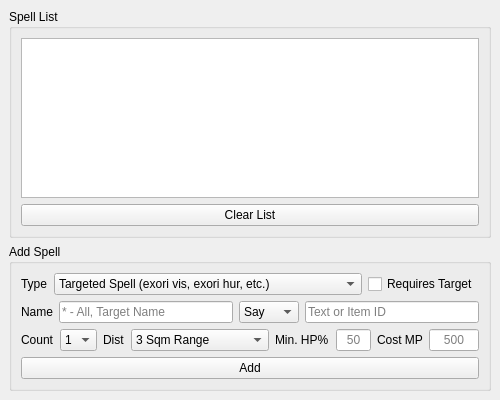
This is MVC/View/Spells/SpellsView.ui in enzerah/EasyBot_GUI as Qt 5 draws it before an edit. The edited form follows.
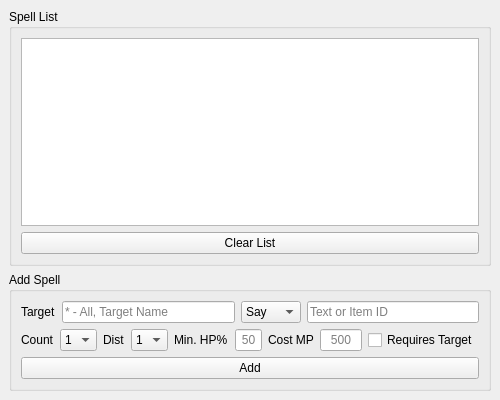
This is the edited form.

What changed in the file:
```diff
--- a/MVC/View/Spells/SpellsView.ui
+++ b/MVC/View/Spells/SpellsView.ui
@@ -82,64 +82,6 @@
        <string>Add Spell</string>
       </property>
       <layout class="QVBoxLayout" name="verticalLayout_4">
-       <item>
-        <layout class="QHBoxLayout" name="horizontalLayout">
-         <item>
-          <widget class="QLabel" name="label_8">
-           <property name="sizePolicy">
-            <sizepolicy hsizetype="Fixed" vsizetype="Fixed">
-             <horstretch>0</horstretch>
-             <verstretch>0</verstretch>
-            </sizepolicy>
-           </property>
-           <property name="text">
-            <string>Type</string>
-           </property>
-          </widget>
-         </item>
-         <item>
-          <widget class="QComboBox" name="type_comboBox">
-           <property name="sizePolicy">
-            <sizepolicy hsizetype="Minimum" vsizetype="Fixed">
-             <horstretch>0</horstretch>
-             <verstretch>0</verstretch>
-            </sizepolicy>
-           </property>
-           <property name="currentIndex">
-            <number>1</number>
-           </property>
-           <item>
-            <property name="text">
-             <string>Absolute Spell (exori, exori gran, etc)</string>
-            </property>
-           </item>
-           <item>
-            <property name="text">
-             <string>Targeted Spell (exori vis, exori hur, etc.)</string>
-            </property>
-           </item>
-           <item>
-            <property name="text">
-             <string>Area Rune (avalanche, great fireball, etc)</string>
-            </property>
-           </item>
-          </widget>
-         </item>
-         <item>
-          <widget class="QCheckBox" name="requiresTarget_checkBox">
-           <property name="sizePolicy">
-            <sizepolicy hsizetype="Fixed" vsizetype="Fixed">
-             <horstretch>0</horstretch>
-             <verstretch>0</verstretch>
-            </sizepolicy>
-           </property>
-           <property name="text">
-            <string>Requires Target</string>
-           </property>
-          </widget>
-         </item>
-        </layout>
-       </item>
        <item>
         <layout class="QHBoxLayout" name="horizontalLayout_3">
          <item>
@@ -157,12 +99,12 @@
             </size>
            </property>
            <property name="text">
-            <string>Name</string>
+            <string>Target</string>
            </property>
           </widget>
          </item>
          <item>
-          <widget class="QLineEdit" name="name_lineEdit">
+          <widget class="QLineEdit" name="targetName_lineEdit">
            <property name="sizePolicy">
             <sizepolicy hsizetype="Minimum" vsizetype="Fixed">
              <horstretch>0</horstretch>
@@ -175,7 +117,7 @@
           </widget>
          </item>
          <item>
-          <widget class="QComboBox" name="spell_comboBox">
+          <widget class="QComboBox" name="option_comboBox">
            <property name="sizePolicy">
             <sizepolicy hsizetype="Fixed" vsizetype="Fixed">
              <horstretch>0</horstretch>
@@ -195,7 +137,7 @@
           </widget>
          </item>
          <item>
-          <widget class="QLineEdit" name="spell_lineEdit">
+          <widget class="QLineEdit" name="spellName_lineEdit">
            <property name="sizePolicy">
             <sizepolicy hsizetype="Minimum" vsizetype="Fixed">
              <horstretch>0</horstretch>
@@ -293,47 +235,47 @@
          <item>
           <widget class="QComboBox" name="dist_comboBox">
            <property name="sizePolicy">
-            <sizepolicy hsizetype="Minimum" vsizetype="Fixed">
+            <sizepolicy hsizetype="Fixed" vsizetype="Fixed">
              <horstretch>0</horstretch>
              <verstretch>0</verstretch>
             </sizepolicy>
            </property>
            <property name="currentIndex">
-            <number>2</number>
+            <number>0</number>
            </property>
            <item>
             <property name="text">
-             <string>1 Sqm Range</string>
+             <string>1</string>
             </property>
            </item>
            <item>
             <property name="text">
-             <string>2 Sqm Range</string>
+             <string>2</string>
             </property>
            </item>
            <item>
             <property name="text">
-             <string>3 Sqm Range</string>
+             <string>3</string>
             </property>
            </item>
            <item>
             <property name="text">
-             <string>4 Sqm Range</string>
+             <string>4</string>
             </property>
            </item>
            <item>
             <property name="text">
-             <string>5 Sqm Range</string>
+             <string>5</string>
             </property>
            </item>
            <item>
             <property name="text">
-             <string>6 Sqm Range</string>
+             <string>6</string>
             </property>
            </item>
            <item>
             <property name="text">
-             <string>7 Sqm Range</string>
+             <string>7</string>
             </property>
            </item>
           </widget>
@@ -358,7 +300,7 @@
           </widget>
          </item>
          <item>
-          <widget class="QLineEdit" name="playerHp_lineEdit">
+          <widget class="QLineEdit" name="minHp_lineEdit">
            <property name="sizePolicy">
             <sizepolicy hsizetype="Maximum" vsizetype="Fixed">
              <horstretch>0</horstretch>
@@ -396,7 +338,7 @@
           </widget>
          </item>
          <item>
-          <widget class="QLineEdit" name="playerMp_lineEdit">
+          <widget class="QLineEdit" name="costMp_lineEdit">
            <property name="sizePolicy">
             <sizepolicy hsizetype="Preferred" vsizetype="Fixed">
              <horstretch>0</horstretch>
@@ -417,6 +359,13 @@
            </property>
           </widget>
          </item>
+         <item>
+          <widget class="QCheckBox" name="requiresTarget_checkBox">
+           <property name="text">
+            <string>Requires Target</string>
+           </property>
+          </widget>
+         </item>
         </layout>
        </item>
        <item>
```
